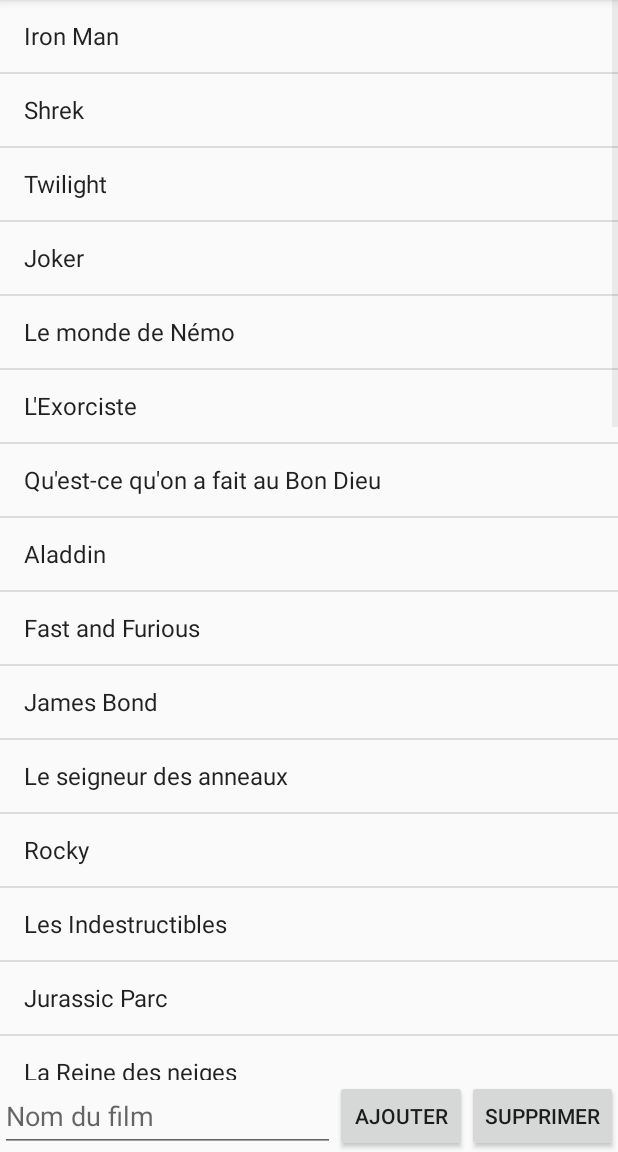
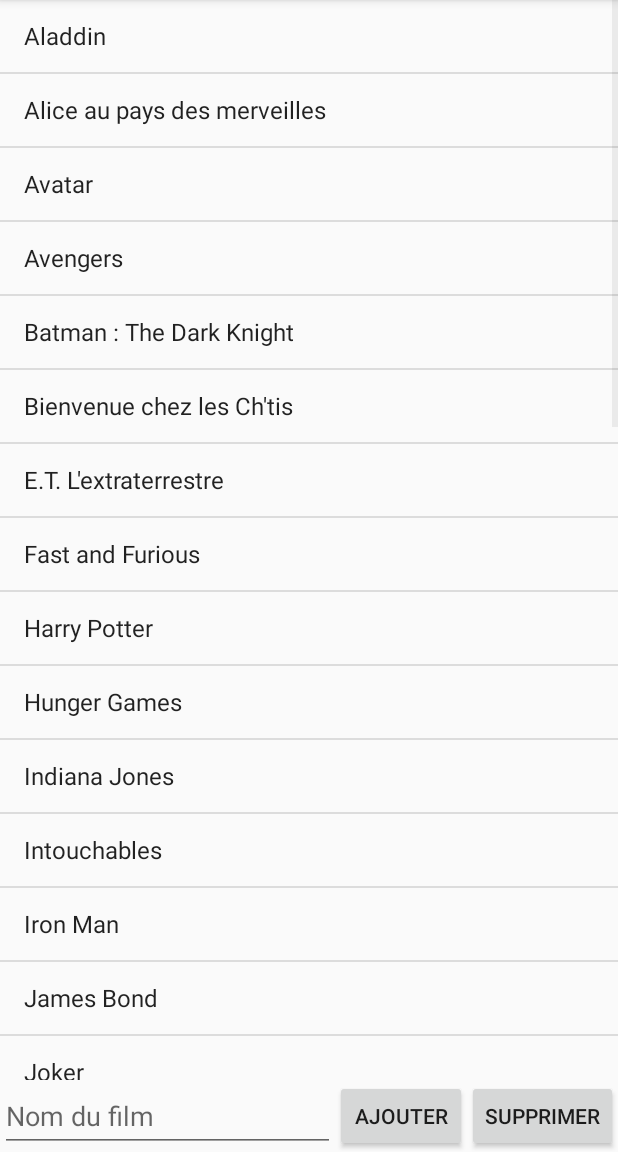
Before and after one commit to LeoBurette/PitchMe, an Android app: the MovieGestionActivity screen opened directly, with no data from a screen before it, on a phone screen of 412 x 824 dp, the part 84-1236 px from its top. Run offline under Robolectric (Android 15) with nearby library versions, the phone set to English and light mode, and no system bars.

Commit message:
correctif bug 3 tours

```diff
--- a/app/src/main/java/com/example/pitchme/SelectMovieActivity.java
+++ b/app/src/main/java/com/example/pitchme/SelectMovieActivity.java
@@ -83,7 +83,7 @@ public class SelectMovieActivity extends AppCompatActivity {
     }
 
     private void fin(boolean preselect){
-        movie = (preselect)? DataSingleton.getInstance().getMovies(joueurs.size()*3):movie;
+        movie = (preselect)? DataSingleton.getInstance().getMovies(joueurs.size()*numberPicker.getValue()):movie;
         Intent intent = new Intent(SelectMovieActivity.this, PlayActivity.class);
         intent.putExtra("Joueurs", joueurs);
         intent.putExtra("Films", movie);
--- a/app/src/main/java/com/example/pitchme/word/DataSingleton.java
+++ b/app/src/main/java/com/example/pitchme/word/DataSingleton.java
@@ -10,6 +10,7 @@ import java.io.IOException;
 import java.io.OutputStreamWriter;
 import java.util.ArrayList;
 import java.util.Arrays;
+import java.util.Collections;
 import java.util.HashSet;
 import java.util.Random;
 
@@ -23,6 +24,7 @@ public class DataSingleton{
     }
 
     public ArrayList<String> getMovies() {
+        Collections.sort(movies);
         return movies;
     }
 
```
